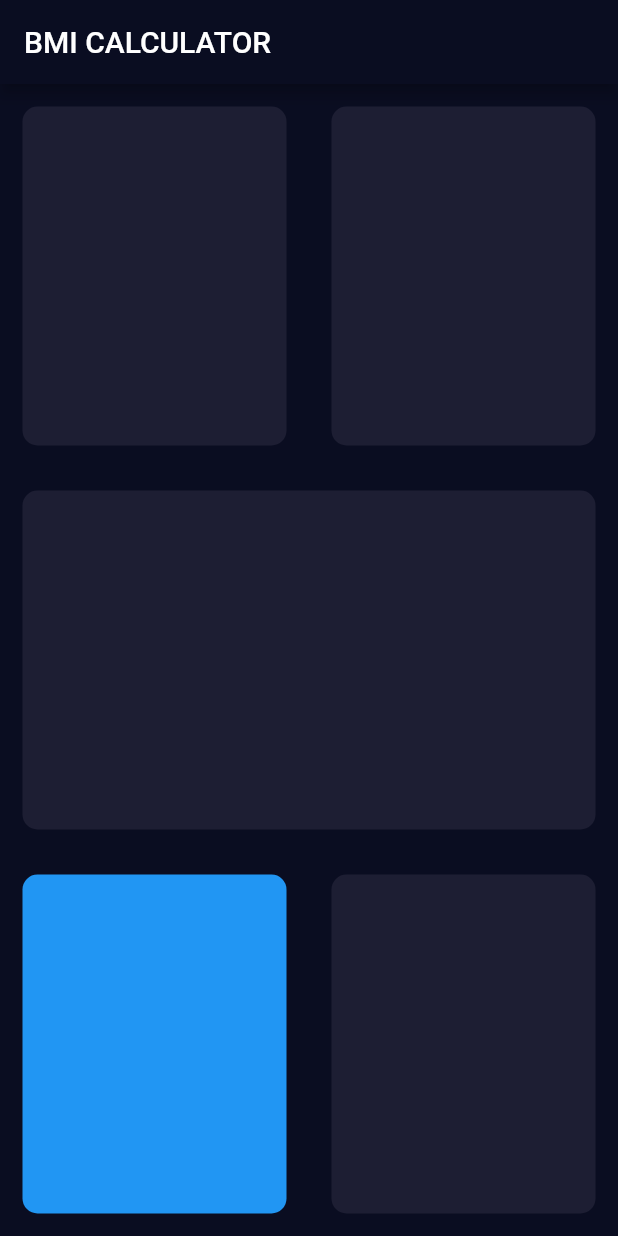
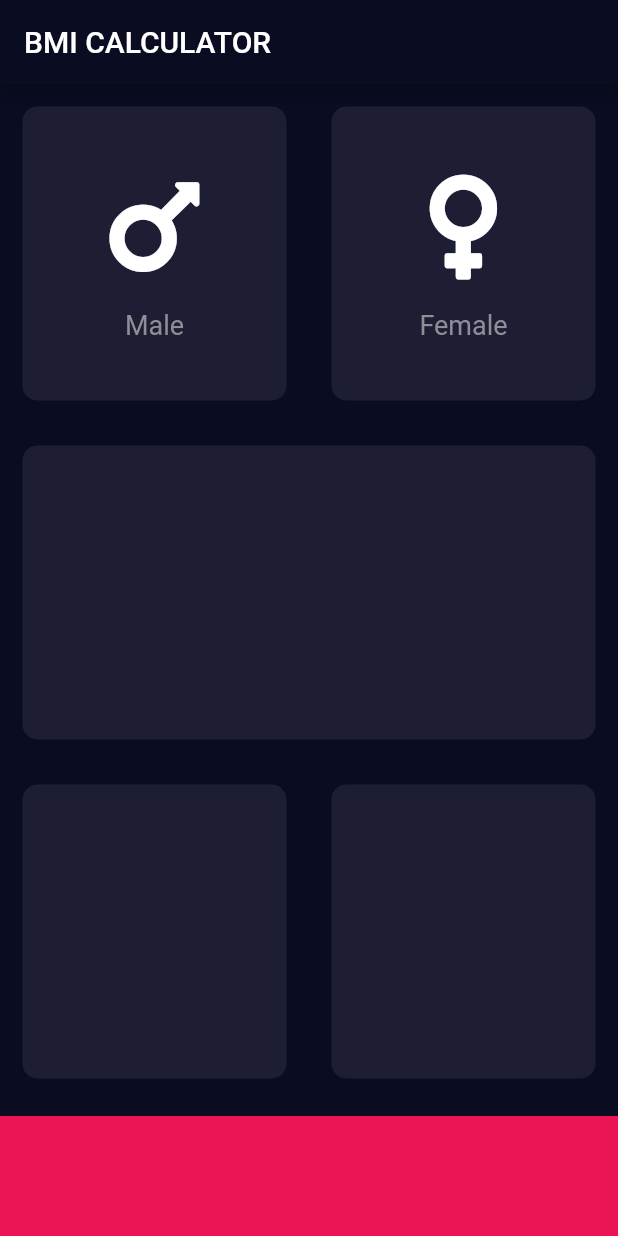
Before and after one commit to nischal08/bmi-calculator-flutter, a Flutter app: the screen it shows after launch, on a phone screen of 412 x 824 dp. Run offline on Flutter 3.47's test engine with Material 2 defaults, Android fonts, the phone set to English and light mode, and no system bars; our stand-ins replace font_awesome_flutter.

```diff
--- /dev/null
+++ b/lib/icon_content.dart
@@ -0,0 +1,32 @@
+import 'package:flutter/material.dart';
+
+const labelTextStyle = TextStyle(
+  fontSize: 18.0,
+  color: Color(0xFF8D8E98),
+);
+
+class IconContent extends StatelessWidget {
+  final IconData icon;
+  final String label;
+
+  IconContent({this.icon, this.label});
+  @override
+  Widget build(BuildContext context) {
+    return Column(
+      mainAxisAlignment: MainAxisAlignment.center,
+      children: [
+        Icon(
+          icon,
+          size: 80.0,
+        ),
+        SizedBox(
+          height: 15.0,
+        ),
+        Text(
+          label,
+          style: labelTextStyle,
+        )
+      ],
+    );
+  }
+}
--- a/lib/input_page.dart
+++ b/lib/input_page.dart
@@ -1,4 +1,12 @@
+import 'package:flutter/cupertino.dart';
 import 'package:flutter/material.dart';
+import 'package:font_awesome_flutter/font_awesome_flutter.dart';
+import 'icon_content.dart';
+import 'reusable_card.dart';
+
+const bottomContainerHeight = 80.0;
+const activeCardColour = Color(0xFF1D1E33);
+const bottomContainerColour = Color(0xFFEB1555);
 
 class InputPage extends StatefulWidget {
   @override
@@ -19,12 +27,20 @@ class _InputPageState extends State<InputPage> {
               children: [
                 Expanded(
                   child: ReusableCard(
-                    colour: Color(0xFF1D1E33),
+                    colour: activeCardColour,
+                    cardChild: IconContent(
+                      icon: FontAwesomeIcons.mars,
+                      label: "Male",
+                    ),
                   ),
                 ),
                 Expanded(
                   child: ReusableCard(
-                    colour: Color(0xFF1D1E33),
+                    cardChild: IconContent(
+                      icon: FontAwesomeIcons.venus,
+                      label: "Female",
+                    ),
+                    colour: activeCardColour,
                   ),
                 ),
               ],
@@ -32,7 +48,7 @@ class _InputPageState extends State<InputPage> {
           ),
           Expanded(
             child: ReusableCard(
-              colour: Color(0xFF1D1E33),
+              colour: activeCardColour,
             ),
           ),
           Expanded(
@@ -40,37 +56,23 @@ class _InputPageState extends State<InputPage> {
               children: [
                 Expanded(
                   child: ReusableCard(
-                    colour: Colors.blue,
+                    colour: activeCardColour,
                   ),
                 ),
                 Expanded(
-                  child: ReusableCard(
-                    colour: Color(0xFF1D1E33),
-                  ),
-                )
+                  child: ReusableCard(colour: activeCardColour),
+                ),
               ],
             ),
           ),
+          Container(
+            color: bottomContainerColour,
+            margin: EdgeInsets.only(top: 10),
+            width: double.infinity,
+            height: bottomContainerHeight,
+          )
         ],
       ),
     );
   }
 }
-
-class ReusableCard extends StatelessWidget {
-  Color colour;
-  ReusableCard({@required this.colour});
-
-  @override
-  Widget build(BuildContext context) {
-    return Container(
-      margin: EdgeInsets.all(15.0),
-      decoration: BoxDecoration(
-        color: colour,
-        borderRadius: BorderRadius.circular(
-          10.0,
-        ),
-      ),
-    );
-  }
-}
--- /dev/null
+++ b/lib/reusable_card.dart
@@ -0,0 +1,21 @@
+import 'package:flutter/material.dart';
+
+class ReusableCard extends StatelessWidget {
+  final Color colour;
+  final Widget cardChild;
+  ReusableCard({@required this.colour, this.cardChild});
+
+  @override
+  Widget build(BuildContext context) {
+    return Container(
+      child: cardChild,
+      margin: EdgeInsets.all(15.0),
+      decoration: BoxDecoration(
+        color: colour,
+        borderRadius: BorderRadius.circular(
+          10.0,
+        ),
+      ),
+    );
+  }
+}
--- a/pubspec.yaml
+++ b/pubspec.yaml
@@ -11,6 +11,7 @@ dependencies:
     sdk: flutter
 
   cupertino_icons: ^0.1.2
+  font_awesome_flutter: ^8.8.1
 
 dev_dependencies:
   flutter_test:
```
